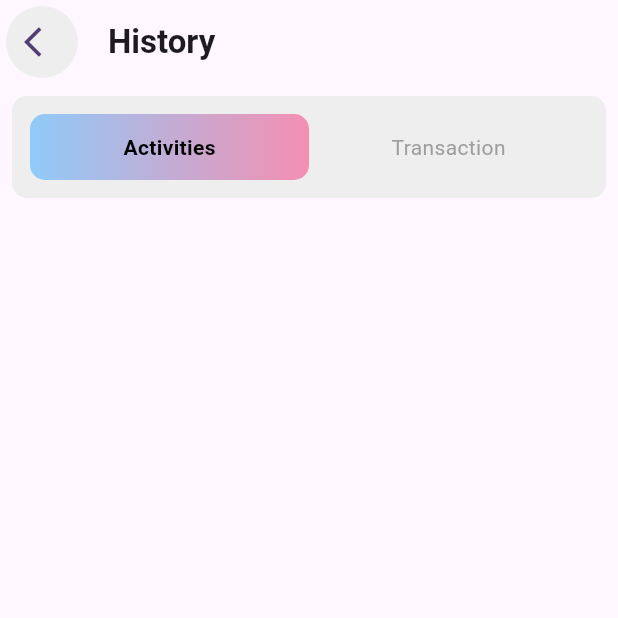
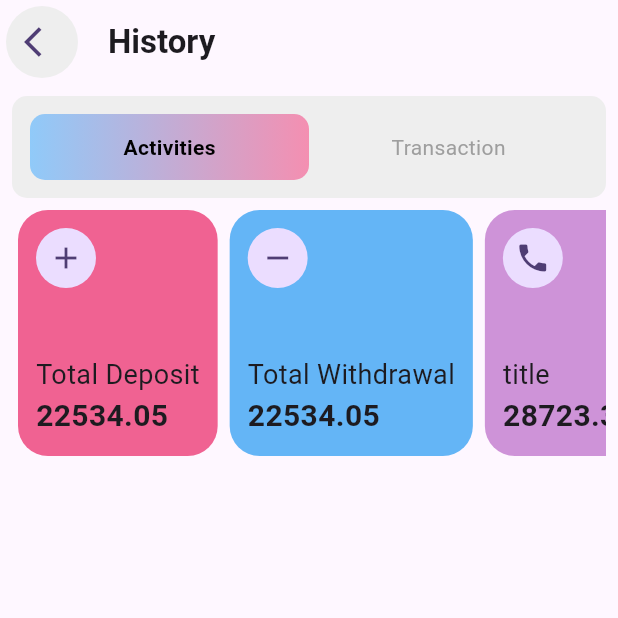
Before and after one commit to Dipesh905/UIAPIProject, a Flutter app: the UIScreen screen opened directly, on a phone screen of 412 x 824 dp, the top half of it. Run offline on Flutter 3.47's test engine with Material 3 defaults, Android fonts, the light colour scheme and no system bars; our stand-ins replace flutter_riverpod.

Commit message:
common card widget implemented

```diff
--- a/lib/controller/resources/colors.dart
+++ b/lib/controller/resources/colors.dart
@@ -7,6 +7,12 @@ class AppColor {
 
   static Color lightGreyColor = Colors.grey.shade200;
 
+  static Color lightPurpleColor = Colors.purple.shade200;
+
+  static const Color blackColor = Colors.black;
+
+  static const Color greyColor = Colors.grey;
+
   static List<Color> bluePinkGradient = <Color>[
     Colors.blue.shade200,
     Colors.pink.shade200,
--- a/lib/view/screens/ui_screen.dart
+++ b/lib/view/screens/ui_screen.dart
@@ -2,6 +2,7 @@ import 'package:flutter/material.dart';
 import 'package:flutter_riverpod/flutter_riverpod.dart';
 import 'package:uiapiapp/controller/provider/activity_transaction_provider.dart';
 import 'package:uiapiapp/controller/resources/colors.dart';
+import 'package:uiapiapp/view/widgets/common_card_widget.dart';
 
 class UIScreen extends StatelessWidget {
   const UIScreen({super.key});
@@ -76,9 +77,8 @@ class UIScreen extends StatelessWidget {
                                           : null,
                                       color: activityTransactionStatus ==
                                               ActivityTransactionStatus.activity
-                                        ? Colors.black
-                                        : Colors.grey,
-                                  ),
+                                          ? AppColor.blackColor
+                                          : AppColor.greyColor),
                                 ),
                               ),
                             ),
@@ -120,8 +120,8 @@ class UIScreen extends StatelessWidget {
                                     color: activityTransactionStatus ==
                                             ActivityTransactionStatus
                                                 .transaction
-                                        ? Colors.black
-                                        : Colors.grey,
+                                        ? AppColor.blackColor
+                                        : AppColor.greyColor,
                                   ),
                                 ),
                               ),
@@ -133,6 +133,30 @@ class UIScreen extends StatelessWidget {
                   },
                 ),
               ),
+              SizedBox(
+                height: 180,
+                width: double.infinity,
+                child: ListView(
+                  scrollDirection: Axis.horizontal,
+                  children: [
+                    CommonCardWidget(
+                        title: 'Total Deposit',
+                        amount: 22534.05,
+                        cardColor: AppColor.lightPinkColor,
+                        iconData: Icons.add),
+                    CommonCardWidget(
+                        title: 'Total Withdrawal',
+                        amount: 22534.05,
+                        cardColor: AppColor.lightBlueColor,
+                        iconData: Icons.remove),
+                    CommonCardWidget(
+                        title: 'title',
+                        amount: 28723.32,
+                        cardColor: AppColor.lightPurpleColor,
+                        iconData: Icons.phone)
+                  ],
+                ),
+              )
             ],
           ),
         ),
--- /dev/null
+++ b/lib/view/widgets/common_card_widget.dart
@@ -0,0 +1,63 @@
+import 'package:flutter/material.dart';
+
+class CommonCardWidget extends StatelessWidget {
+  const CommonCardWidget({
+    required this.title,
+    required this.amount,
+    required this.cardColor,
+    required this.iconData,
+    super.key,
+  });
+
+  final IconData iconData;
+
+  final TextStyle textStyle =
+      const TextStyle(fontSize: 20, fontWeight: FontWeight.bold);
+
+  final String title;
+  final double amount;
+  final Color cardColor;
+
+  @override
+  Widget build(BuildContext context) {
+    return Container(
+      margin: const EdgeInsets.fromLTRB(4, 8, 4, 8),
+      padding: const EdgeInsets.all(12),
+      decoration: BoxDecoration(
+        color: cardColor,
+        borderRadius: BorderRadius.circular(20),
+      ),
+      child: Column(
+        crossAxisAlignment: CrossAxisAlignment.start,
+        mainAxisAlignment: MainAxisAlignment.spaceBetween,
+        children: [
+          Align(
+            alignment: Alignment.topLeft,
+            child: CircleAvatar(
+              child: Center(
+                child: Icon(iconData),
+              ),
+            ),
+          ),
+          Column(
+            crossAxisAlignment: CrossAxisAlignment.start,
+            children: [
+              Text(
+                title,
+                style: textStyle.copyWith(
+                  fontSize: 18,
+                  fontWeight: FontWeight.normal,
+                  // color: AppColor.greyColor
+                ),
+              ),
+              Text(
+                amount.toString(),
+                style: textStyle,
+              ),
+            ],
+          ),
+        ],
+      ),
+    );
+  }
+}
```
Lines whose indentation alone changed are shown as unchanged.
